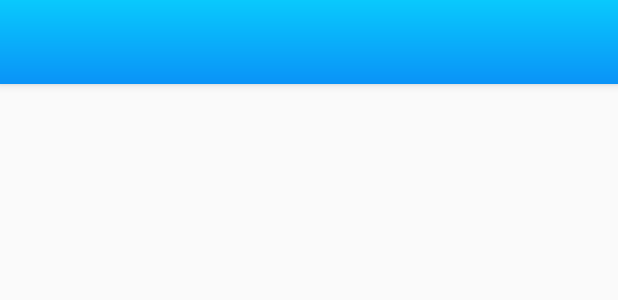
After one commit to Dentacoin/aftercare-app-android, an Android app: the layout activity_toolbar.xml on its own in the app's theme, with its tools: preview values and no code run, on a phone screen of 412 x 824 dp. The commit adds this screen. Shown: the top 300 px of the screen. Run offline under Robolectric (Android 15) with nearby library versions, the phone set to English and light mode, and no system bars; Roboto replaces fonts that are not available here.

Commit message:
- creating Toolbar Activity - styling the toolbar

```diff
--- a/app/src/main/AndroidManifest.xml
+++ b/app/src/main/AndroidManifest.xml
@@ -37,6 +37,10 @@
             android:screenOrientation="sensorPortrait"
             android:theme="@style/DCAuthentication"/>
         <activity
+            android:name=".activities.DCDashboardActivity"
+            android:screenOrientation="sensorPortrait"
+            android:theme="@style/AppTheme"/>
+        <activity
             android:name="com.facebook.FacebookActivity"
             android:configChanges="keyboard|keyboardHidden|screenLayout|screenSize|orientation"
             android:label="@string/app_name"/>
--- a/app/src/main/java/com/dentacoin/dentacare/LaunchActivity.java
+++ b/app/src/main/java/com/dentacoin/dentacare/LaunchActivity.java
@@ -5,6 +5,7 @@ import android.os.Bundle;
 import android.support.v7.app.AppCompatActivity;
 
 import com.dentacoin.dentacare.activities.DCAuthenticationActivity;
+import com.dentacoin.dentacare.activities.DCDashboardActivity;
 import com.dentacoin.dentacare.utils.DCConstants;
 
 import net.hockeyapp.android.CrashManager;
@@ -18,7 +19,7 @@ public class LaunchActivity extends AppCompatActivity {
         setContentView(R.layout.activity_launch);
         checkForUpdates();
 
-        Intent intent = new Intent(this, DCAuthenticationActivity.class);
+        Intent intent = new Intent(this, DCDashboardActivity.class);
         startActivity(intent);
         finish();
     }
--- /dev/null
+++ b/app/src/main/res/drawable/rectangle_gradient_light_blue.xml
@@ -0,0 +1,12 @@
+<?xml version="1.0" encoding="utf-8"?>
+<shape
+    xmlns:android="http://schemas.android.com/apk/res/android"
+    android:shape="rectangle">
+    <gradient
+        android:centerX="0.5"
+        android:centerY="1"
+        android:angle="-90"
+        android:startColor="@color/brightSkyBlue"
+        android:centerColor="@color/lightBlue"
+        android:type="linear"/>
+</shape>
--- /dev/null
+++ b/app/src/main/res/layout/activity_toolbar.xml
@@ -0,0 +1,27 @@
+<?xml version="1.0" encoding="utf-8"?>
+<android.support.design.widget.CoordinatorLayout
+    xmlns:android="http://schemas.android.com/apk/res/android"
+    xmlns:app="http://schemas.android.com/apk/res-auto"
+    android:layout_width="match_parent"
+    android:layout_height="match_parent">
+
+    <android.support.design.widget.AppBarLayout
+        android:layout_width="match_parent"
+        android:layout_height="wrap_content">
+
+        <android.support.v7.widget.Toolbar
+            android:id="@+id/toolbar"
+            android:layout_width="match_parent"
+            android:layout_height="?attr/actionBarSize"
+            android:background="@drawable/rectangle_gradient_light_blue"
+            android:elevation="4dp"
+            android:theme="@style/AppTheme.ActionBar"
+            app:popupTheme="@style/ThemeOverlay.AppCompat.Light"/>
+    </android.support.design.widget.AppBarLayout>
+
+    <FrameLayout
+        android:id="@+id/container"
+        android:layout_width="match_parent"
+        android:layout_height="match_parent"
+        app:layout_behavior="@string/appbar_scrolling_view_behavior"/>
+</android.support.design.widget.CoordinatorLayout>
--- a/app/src/main/res/values/colors.xml
+++ b/app/src/main/res/values/colors.xml
@@ -2,9 +2,10 @@
 <resources>
     <color name="white">#ffffff</color>
     <color name="colorPrimary">@color/ceruleanBlue</color>
-    <color name="colorPrimaryDark">#0847b2</color>
+    <color name="colorPrimaryDark">@color/lightBlue</color>
     <color name="colorAccent">#FF4081</color>
     <color name="brightSkyBlue">#09c9fd</color>
+    <color name="lightBlue">#0a93f7</color>
     <color name="ceruleanBlue">#0a5df1</color>
     <color name="iceBlue">#fbfdff</color>
     <color name="paleSkyBlue">#c9ebfc</color>
--- a/app/src/main/res/values/dimens.xml
+++ b/app/src/main/res/values/dimens.xml
@@ -8,4 +8,5 @@
     <dimen name="text_size_small">15sp</dimen>
     <dimen name="text_size_normal">20sp</dimen>
     <dimen name="text_size_big">32sp</dimen>
+    <dimen name="text_size_actionbar_title">22sp</dimen>
 </resources>
--- a/app/src/main/res/values/styles.xml
+++ b/app/src/main/res/values/styles.xml
@@ -1,20 +1,27 @@
 <resources>
 
     <!-- Base application theme. -->
-    <style name="AppTheme" parent="Theme.AppCompat.Light">
+    <style name="AppTheme" parent="Theme.AppCompat.Light.NoActionBar">
         <!-- Customize your theme here. -->
         <item name="colorPrimary">@color/colorPrimary</item>
         <item name="colorPrimaryDark">@color/colorPrimaryDark</item>
         <item name="colorAccent">@color/colorAccent</item>
     </style>
 
-    <style name="DCSplashTheme" parent="Theme.AppCompat.Light.NoActionBar">
-        <item name="android:windowBackground">@drawable/bg_splash</item>
+    <style name="AppTheme.ActionBar" parent="ThemeOverlay.AppCompat.ActionBar">
+        <item name="colorPrimary">@color/colorPrimary</item>
+        <item name="colorPrimaryDark">@color/colorPrimaryDark</item>
+        <item name="colorAccent">@color/colorAccent</item>
+        <item name="titleTextColor">@color/white</item>
     </style>
 
-    <style name="DCFullscreen" parent="Theme.AppCompat.Light.NoActionBar">
+    <style name="DCFullscreen" parent="AppTheme">
         <item name="android:windowNoTitle">true</item>
         <item name="android:windowFullscreen">true</item>
+    </style>
+
+    <style name="DCSplashTheme" parent="DCFullscreen">
+        <item name="android:windowBackground">@drawable/bg_splash</item>
     </style>
 
     <style name="DCAuthentication" parent="DCFullscreen">
```
Also changed, not shown: app/src/main/java/com/dentacoin/dentacare/activities/DCActionbarActivity.java (deleted, +0 -8 lines), app/src/main/java/com/dentacoin/dentacare/activities/DCDashboardActivity.java (+12 -1 lines), app/src/main/java/com/dentacoin/dentacare/activities/DCToolbarActivity.java (added, +61 -0 lines), app/src/main/res/layout/activity_dashboard.xml (added, +7 -0 lines), app/src/main/res/layout/view_actionbar.xml (added, +16 -0 lines).
